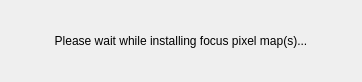
Above: platform/qt/StatusFpmDialog.ui from ilia3101/MLV-App before the change. Below: the same form after it.
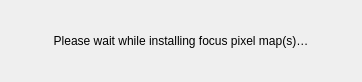
That is the form after the change.

Patch:
```diff
--- a/platform/qt/StatusFpmDialog.ui
+++ b/platform/qt/StatusFpmDialog.ui
@@ -14,10 +14,22 @@
    <string>Installing Focus Pixel Map(s)</string>
   </property>
   <layout class="QGridLayout" name="gridLayout">
+   <property name="leftMargin">
+    <number>20</number>
+   </property>
+   <property name="topMargin">
+    <number>20</number>
+   </property>
+   <property name="rightMargin">
+    <number>20</number>
+   </property>
+   <property name="bottomMargin">
+    <number>20</number>
+   </property>
    <item row="0" column="0">
     <widget class="QLabel" name="label">
      <property name="text">
-      <string>Please wait while installing focus pixel map(s)...</string>
+      <string>Please wait while installing focus pixel map(s)…</string>
      </property>
      <property name="alignment">
       <set>Qt::AlignCenter</set>
```
Left out of the diff: 2 changed lines with no effect on the pictures.
